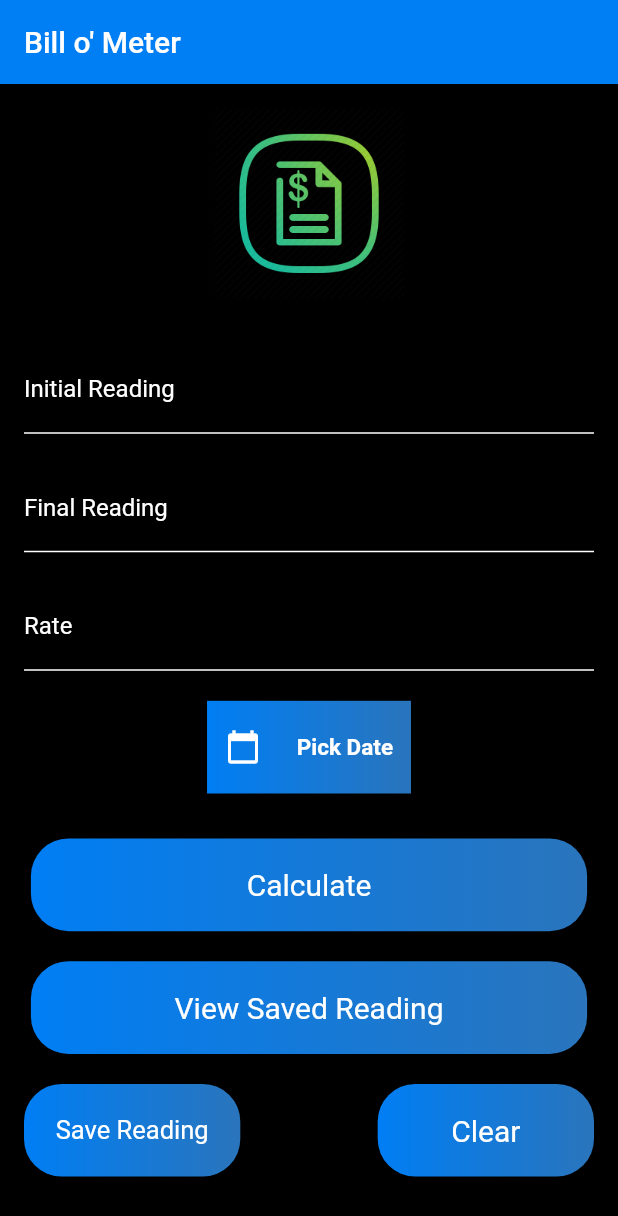
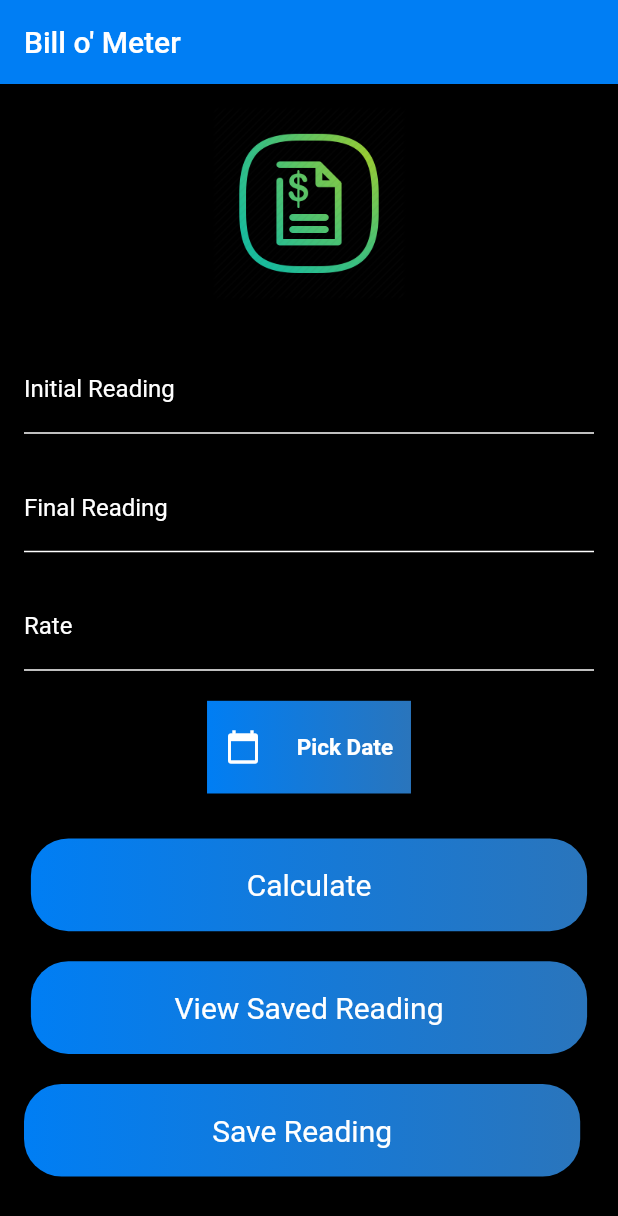
Before and after one commit to codedog001/Bill_Calc_Flutter_sqlite, a Flutter app: the screen it shows after launch, on a phone screen of 412 x 824 dp. Shown: the top 1216 px of the screen. Run offline on Flutter 3.47's test engine with Material 2 defaults, Android fonts, the phone set to English and light mode, and no system bars; our stand-ins replace sqflite; accounts and stored records are empty.

Commit message:
Remove Delete Functionality

```diff
--- a/lib/screens/home_screen.dart
+++ b/lib/screens/home_screen.dart
@@ -35,7 +35,9 @@ class _HomeScreenState extends State<HomeScreen> {
       SnackBar(
         content: const Text('Reading Saved'),
         action: SnackBarAction(
-            label: 'OK', onPressed: scaffold.hideCurrentSnackBar),
+            label: 'OK',
+            textColor: Colors.amber,
+            onPressed: scaffold.hideCurrentSnackBar),
       ),
     );
   }
@@ -385,14 +387,9 @@ class _HomeScreenState extends State<HomeScreen> {
                                   DBProvider.db.newEntry(newReading);
                                   _showToast(context);
                                 },
-                                // highlightColor: Colors.transparent,
-                                // focusColor: Colors.transparent,
-                                // hoverColor: Colors.transparent,
-                                // splashColor: Colors.transparent,
-                                // enableFeedback: true,
                                 child: Container(
                                   width:
-                                      MediaQuery.of(context).size.width * 0.35,
+                                      MediaQuery.of(context).size.width * 0.9,
                                   height: MediaQuery.of(context).size.height *
                                       0.075,
                                   decoration: BoxDecoration(
@@ -407,43 +404,6 @@ class _HomeScreenState extends State<HomeScreen> {
                                   child: Center(
                                     child: Text(
                                       'Save Reading',
-                                      style: TextStyle(
-                                          fontSize: 17, color: Colors.white),
-                                    ),
-                                  ),
-                                ),
-                              ),
-                              InkWell(
-                                onTap: () {
-                                  //TODO Clear Screen
-                                  Navigator.of(context).pushAndRemoveUntil(
-                                      MaterialPageRoute(
-                                          builder: (BuildContext context) =>
-                                              HomeScreen()),
-                                      (route) => false);
-                                },
-                                highlightColor: Colors.transparent,
-                                focusColor: Colors.transparent,
-                                hoverColor: Colors.transparent,
-                                splashColor: Colors.transparent,
-                                enableFeedback: true,
-                                child: Container(
-                                  width:
-                                      MediaQuery.of(context).size.width * 0.35,
-                                  height: MediaQuery.of(context).size.height *
-                                      0.075,
-                                  decoration: BoxDecoration(
-                                    gradient: LinearGradient(
-                                      colors: [
-                                        Color(0xff007EF4),
-                                        Color(0xff2A75BC)
-                                      ],
-                                    ),
-                                    borderRadius: BorderRadius.circular(25),
-                                  ),
-                                  child: Center(
-                                    child: Text(
-                                      'Clear',
                                       style: TextStyle(
                                           fontSize: 20, color: Colors.white),
                                     ),
```
Also changed, not shown: lib/utils/database.dart (+5 -5 lines).
